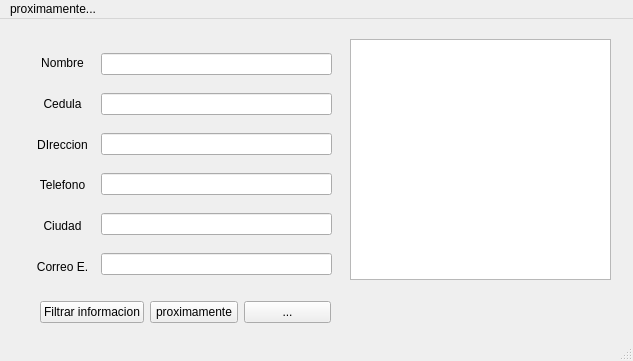
ManuelCoyago/Practica-09-Lado-B-, file mainwindow.ui: the form before one commit.
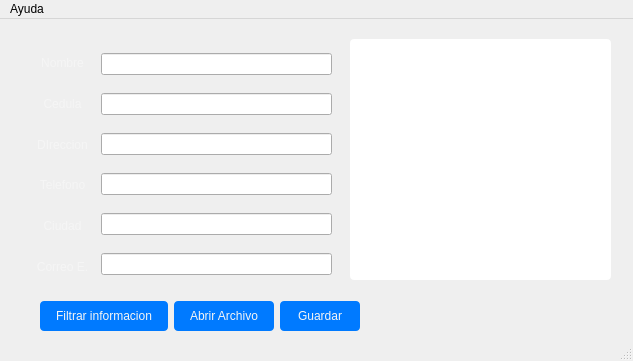
The form after the commit. Icons and pictures are not drawn.

```diff
--- a/mainwindow.ui
+++ b/mainwindow.ui
@@ -17,6 +17,33 @@
    <iconset>
     <normaloff>../../../../../Downloads/filtrar.png</normaloff>../../../../../Downloads/filtrar.png</iconset>
   </property>
+  <property name="styleSheet">
+   <string notr="true">MainWindow {
+  background-color: #2b2b2b;
+  color: #f5f5f5;
+}
+
+QLabel {
+  color: #f5f5f5;
+}
+
+QPushButton {
+  background-color: #007aff;
+  color: #f5f5f5;
+  border: none;
+  padding: 8px 16px;
+  border-radius: 4px;
+}
+
+QPushButton:hover {
+  background-color: #0059a6;
+}
+
+QPushButton:pressed {
+  background-color: #003d79;
+}
+</string>
+  </property>
   <widget class="QWidget" name="centralwidget">
    <widget class="QWidget" name="widget" native="true">
     <property name="geometry">
@@ -111,14 +138,21 @@
       <height>241</height>
      </rect>
     </property>
+    <property name="styleSheet">
+     <string notr="true">  background-color: #FFFFFF;
+  color: #000000;
+  border: none;
+  padding: 8px 16px;
+  border-radius: 4px;</string>
+    </property>
    </widget>
-   <widget class="QWidget" name="">
+   <widget class="QWidget" name="layoutWidget">
     <property name="geometry">
      <rect>
       <x>40</x>
       <y>280</y>
-      <width>291</width>
-      <height>26</height>
+      <width>320</width>
+      <height>34</height>
      </rect>
     </property>
     <layout class="QHBoxLayout" name="horizontalLayout_2">
@@ -132,20 +166,20 @@
      <item>
       <widget class="QPushButton" name="pushButton_3">
        <property name="text">
-        <string>proximamente</string>
+        <string>Abrir Archivo</string>
        </property>
       </widget>
      </item>
      <item>
       <widget class="QPushButton" name="pushButton_2">
        <property name="text">
-        <string>...</string>
+        <string>Guardar</string>
        </property>
       </widget>
      </item>
     </layout>
    </widget>
-   <widget class="QWidget" name="">
+   <widget class="QWidget" name="layoutWidget">
     <property name="geometry">
      <rect>
       <x>101</x>
@@ -187,7 +221,7 @@
    </property>
    <widget class="QMenu" name="menuAyuda">
     <property name="title">
-     <string>proximamente...</string>
+     <string>Ayuda</string>
     </property>
     <addaction name="actionAcerca_del_programa"/>
    </widget>
```
